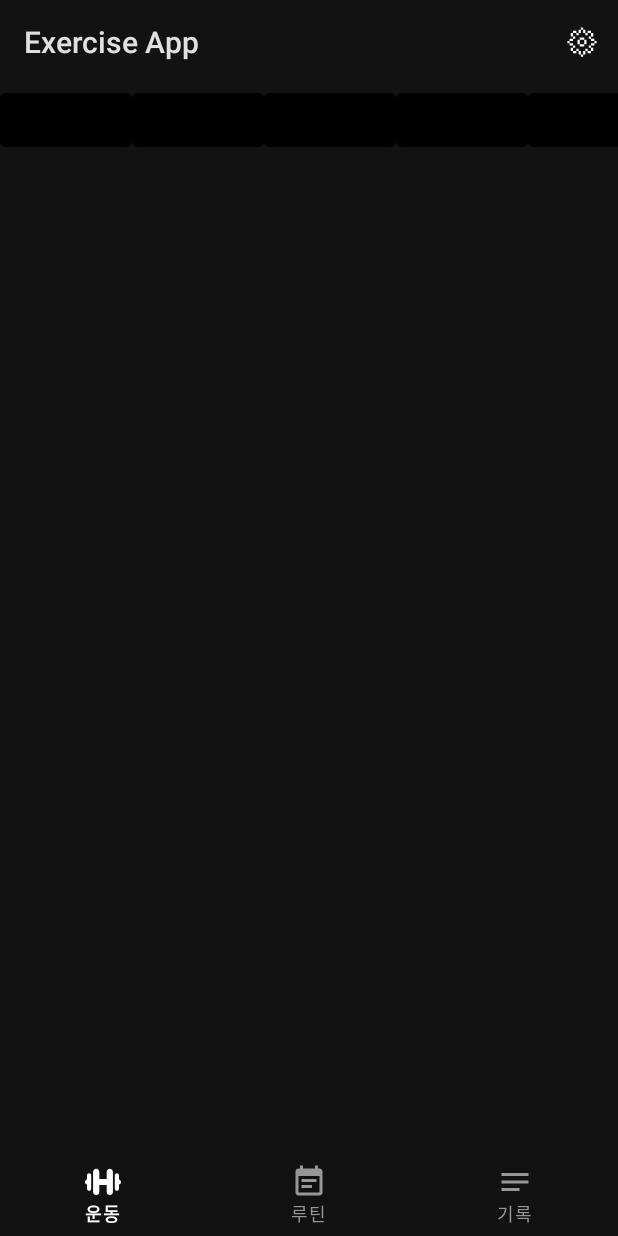
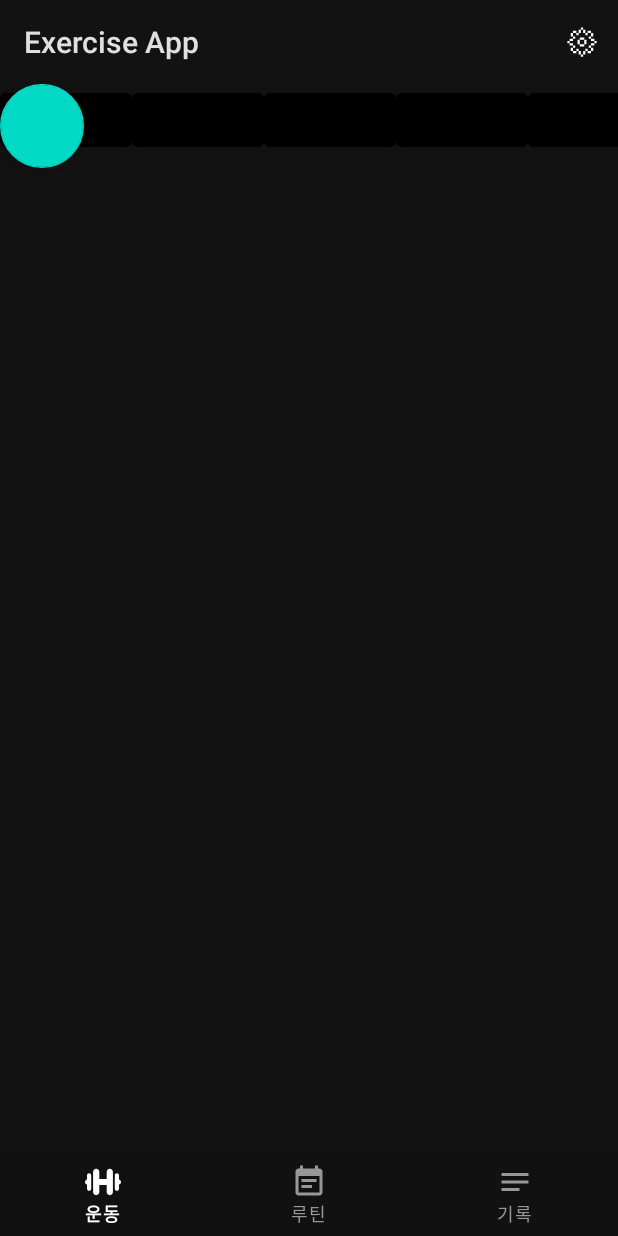
Before and after one commit to excodaw/Android-Project, an Android app: the screen it shows after launch (MainActivity), on a phone screen of 412 x 824 dp. Run offline under Robolectric (Android 15) with nearby library versions, the phone set to English and light mode, and no system bars.

Commit message:
플로팅 버튼 추가

```diff
--- a/app/src/main/res/layout/activity_main.xml
+++ b/app/src/main/res/layout/activity_main.xml
@@ -25,5 +25,9 @@
 
     </com.google.android.material.bottomnavigation.BottomNavigationView>
 
+    <com.google.android.material.floatingactionbutton.FloatingActionButton
+        android:layout_width="wrap_content"
+        android:layout_height="wrap_content"
+        />
 
 </RelativeLayout>
```
